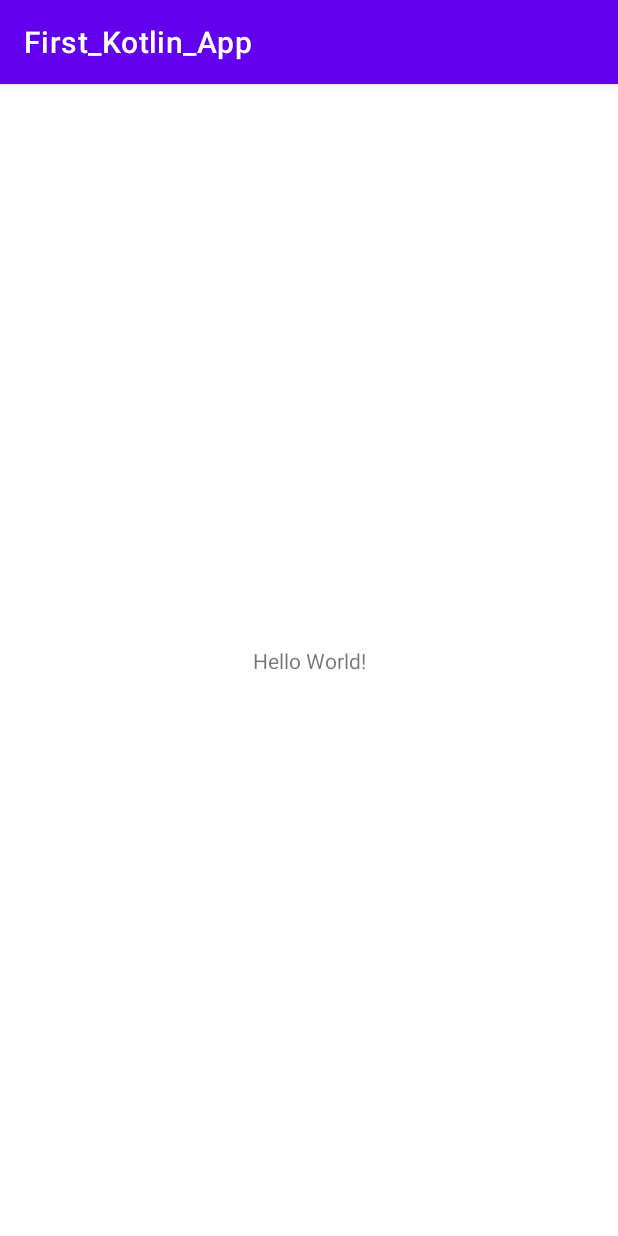
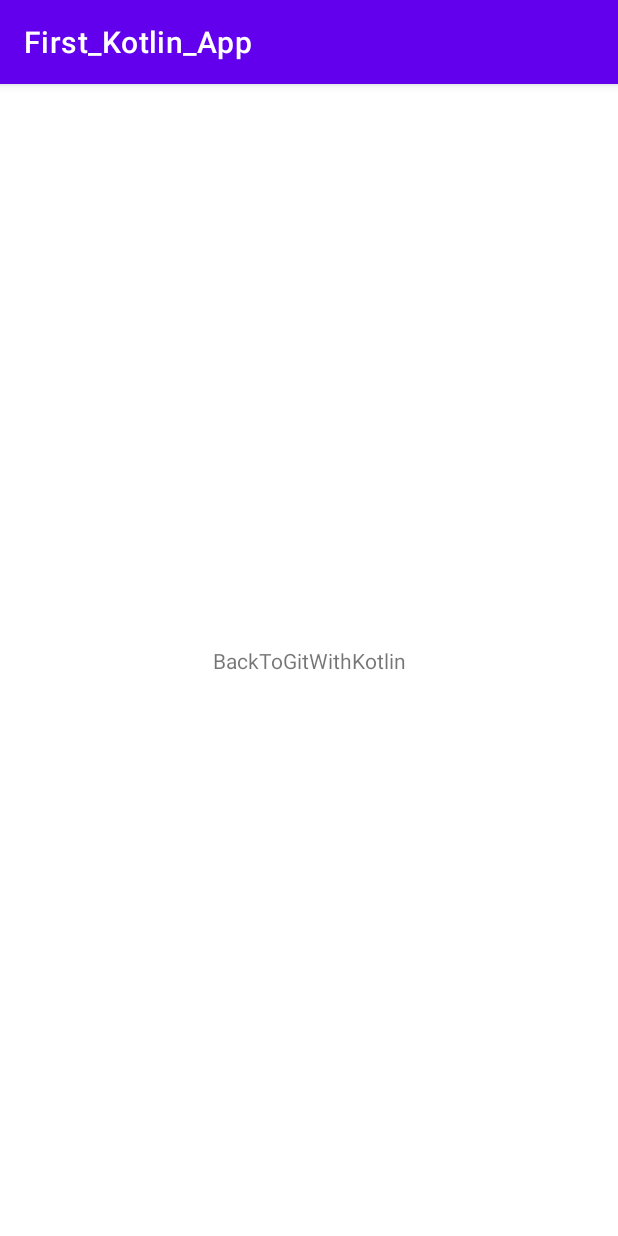
Before and after one commit to novogran/BackToGit, an Android app: the screen it shows after launch (MainActivity), on a phone screen of 412 x 824 dp. Run offline under Robolectric (Android 15) with nearby library versions, the phone set to English and light mode, and no system bars.

Commit message:
Text Change

```diff
--- a/app/src/main/res/layout/activity_main.xml
+++ b/app/src/main/res/layout/activity_main.xml
@@ -10,7 +10,7 @@
     <TextView
         android:layout_width="wrap_content"
         android:layout_height="wrap_content"
-        android:text="Hello World!"
+        android:text="BackToGitWithKotlin"
         app:layout_constraintBottom_toBottomOf="parent"
         app:layout_constraintLeft_toLeftOf="parent"
         app:layout_constraintRight_toRightOf="parent"
```
